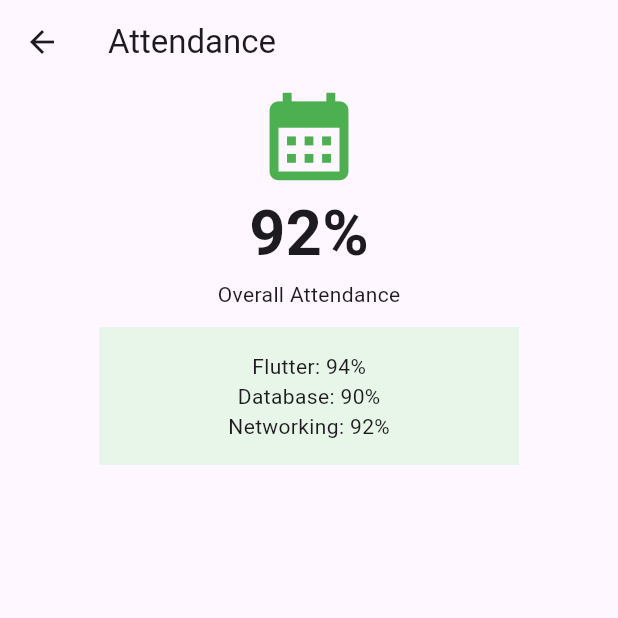
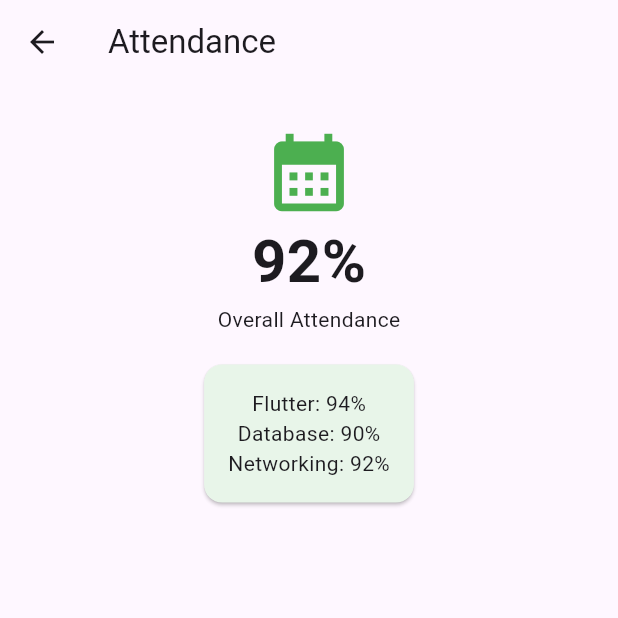
Before and after one commit to NetraChauhan/flutter_lab_sheet_4, a Flutter app: the Home screen opened directly, after a tap on "Attendance", on a phone screen of 412 x 824 dp, the top half of it. Run offline on Flutter 3.47's test engine with Material 3 defaults, Android fonts, the phone set to English and light mode, and no system bars.

Commit message:
Audit and improve program_25.dart

```diff
--- a/lib/program_25.dart
+++ b/lib/program_25.dart
@@ -1,50 +1,171 @@
-// 25. Student Management app: Home, Profile, Attendance and Result with navigation.
+// 25. Student Management app with Home, Profile, Attendance and Result screens.
 import 'package:flutter/material.dart';
 void main()=>runApp(const App());
+
 class App extends StatelessWidget{
   const App({super.key});
- Widget build(c)=>MaterialApp(debugShowCheckedModeBanner:false,theme:ThemeData(colorSchemeSeed:Colors.green,useMaterial3:true),home:const Home());
+  Widget build(c)=>MaterialApp(
+    debugShowCheckedModeBanner:false,
+    theme:ThemeData(colorSchemeSeed:Colors.green,useMaterial3:true),
+    home:const Home(),
+  );
 }
-void open(BuildContext c,Widget p)=>Navigator.push(c,MaterialPageRoute(builder:(_)=>p));
+
+void open(BuildContext c,Widget p)=>
+  Navigator.push(c,MaterialPageRoute(builder:(_)=>p));
+
 class Home extends StatelessWidget{
   const Home({super.key});
- Widget build(c)=>Scaffold(appBar:AppBar(title:const Text('Student Management'),centerTitle:true),body:SingleChildScrollView(padding:const EdgeInsets.all(24),child:Column(children:[
-  Container(width:double.infinity,padding:const EdgeInsets.all(20),decoration:BoxDecoration(color:Colors.green.shade50,borderRadius:BorderRadius.circular(18)),child:const Column(children:[
-   CircleAvatar(radius:38,child:Text('NC',style:TextStyle(fontSize:22,fontWeight:FontWeight.bold))),SizedBox(height:10),
-   Text('Netra Chauhan',style:TextStyle(fontSize:24,fontWeight:FontWeight.bold)),Text('BCA • 5th Semester • COER University')
-  ])),const SizedBox(height:18),
-  Row(children:[
-   Expanded(child:_Tile(Icons.person,'Profile',()=>open(c,const Profile()))),const SizedBox(width:12),
-   Expanded(child:_Tile(Icons.calendar_month,'Attendance',()=>open(c,const Attendance())))
-  ]),const SizedBox(height:12),
-  SizedBox(width:double.infinity,child:_Tile(Icons.grade,'Result',()=>open(c,const Result())))
- ])));
+
+  Widget build(c)=>Scaffold(
+    appBar:AppBar(title:const Text('Student Management'),centerTitle:true),
+    body:Align(
+      alignment:Alignment.topCenter,
+      child:Padding(
+        padding:const EdgeInsets.all(24),
+        child:SizedBox(
+          width:430,
+          child:Column(
+            crossAxisAlignment:CrossAxisAlignment.stretch,
+            children:[
+              Container(
+                padding:const EdgeInsets.all(18),
+                decoration:BoxDecoration(
+                  color:Colors.green.shade50,
+                  borderRadius:BorderRadius.circular(18),
+                ),
+                child:const Row(children:[
+                  CircleAvatar(radius:32,child:Text('AR')),
+                  SizedBox(width:14),
+                  Column(
+                    crossAxisAlignment:CrossAxisAlignment.start,
+                    children:[
+                      Text('Aiden Rowan',
+                        style:TextStyle(fontSize:22,fontWeight:FontWeight.bold)),
+                      Text('BCA • 5th Semester'),
+                    ],
+                  ),
+                ]),
+              ),
+              const SizedBox(height:18),
+              Card(
+                child:ListTile(
+                  leading:const Icon(Icons.person,color:Colors.green),
+                  title:const Text('Student Profile'),
+                  trailing:const Icon(Icons.arrow_forward_ios,size:17),
+                  onTap:()=>open(c,const Profile()),
+                ),
+              ),
+              Card(
+                child:ListTile(
+                  leading:const Icon(Icons.calendar_month,color:Colors.green),
+                  title:const Text('Attendance'),
+                  trailing:const Icon(Icons.arrow_forward_ios,size:17),
+                  onTap:()=>open(c,const Attendance()),
+                ),
+              ),
+              Card(
+                child:ListTile(
+                  leading:const Icon(Icons.grade,color:Colors.green),
+                  title:const Text('Result'),
+                  trailing:const Icon(Icons.arrow_forward_ios,size:17),
+                  onTap:()=>open(c,const Result()),
+                ),
+              ),
+            ],
+          ),
+        ),
+      ),
+    ),
+  );
 }
-class _Tile extends StatelessWidget{
- final IconData icon;final String text;final VoidCallback tap;
- const _Tile(this.icon,this.text,this.tap);
- Widget build(c)=>Card(child:InkWell(onTap:tap,borderRadius:BorderRadius.circular(12),child:Padding(padding:const EdgeInsets.all(20),child:Column(children:[Icon(icon,size:38,color:Colors.green),const SizedBox(height:6),Text(text,style:const TextStyle(fontWeight:FontWeight.bold))]))));
-}
+
 class Profile extends StatelessWidget{
   const Profile({super.key});
- Widget build(c)=>Scaffold(appBar:AppBar(title:const Text('Student Profile')),body:const Padding(padding:EdgeInsets.all(26),child:Column(crossAxisAlignment:CrossAxisAlignment.start,children:[
-  Center(child:CircleAvatar(radius:45,child:Text('NC',style:TextStyle(fontSize:24)))),SizedBox(height:16),
-  ListTile(leading:Icon(Icons.person),title:Text('Name'),subtitle:Text('Netra Chauhan')),
-  ListTile(leading:Icon(Icons.badge),title:Text('Roll Number'),subtitle:Text('243026210')),
-  ListTile(leading:Icon(Icons.school),title:Text('Course'),subtitle:Text('BCA • 5th Semester'))
- ])));
+  Widget build(c)=>Scaffold(
+    appBar:AppBar(title:const Text('Student Profile')),
+    body:const Align(
+      alignment:Alignment.topCenter,
+      child:Padding(
+        padding:EdgeInsets.all(26),
+        child:SizedBox(
+          width:400,
+          child:Column(children:[
+            CircleAvatar(radius:42,child:Text('AR')),
+            SizedBox(height:14),
+            ListTile(leading:Icon(Icons.person),title:Text('Name'),subtitle:Text('Aiden Rowan')),
+            ListTile(leading:Icon(Icons.badge),title:Text('Roll Number'),subtitle:Text('S204')),
+            ListTile(leading:Icon(Icons.school),title:Text('Course'),subtitle:Text('BCA • 5th Semester')),
+          ]),
+        ),
+      ),
+    ),
+  );
 }
+
 class Attendance extends StatelessWidget{
   const Attendance({super.key});
- Widget build(c)=>Scaffold(appBar:AppBar(title:const Text('Attendance')),body:Align(alignment:Alignment.topCenter,child:Column(mainAxisSize:MainAxisSize.min,children:[
-  const Icon(Icons.calendar_month,size:70,color:Colors.green),const Text('92%',style:TextStyle(fontSize:42,fontWeight:FontWeight.bold)),const Text('Overall Attendance'),const SizedBox(height:12),
-  Container(width:280,padding:const EdgeInsets.all(16),color:Colors.green.shade50,child:const Column(children:[Text('Flutter: 94%'),Text('Database: 90%'),Text('Networking: 92%')]))
- ])));
+  Widget build(c)=>Scaffold(
+    appBar:AppBar(title:const Text('Attendance')),
+    body:Align(
+      alignment:Alignment.topCenter,
+      child:Padding(
+        padding:const EdgeInsets.all(28),
+        child:SizedBox(
+          width:380,
+          child:Column(children:[
+            const Icon(Icons.calendar_month,size:62,color:Colors.green),
+            const Text('92%',
+              style:TextStyle(fontSize:40,fontWeight:FontWeight.bold)),
+            const Text('Overall Attendance'),
+            const SizedBox(height:16),
+            Card(
+              color:Colors.green.shade50,
+              child:const Padding(
+                padding:EdgeInsets.all(16),
+                child:Column(children:[
+                  Text('Flutter: 94%'),
+                  Text('Database: 90%'),
+                  Text('Networking: 92%'),
+                ]),
+              ),
+            ),
+          ]),
+        ),
+      ),
+    ),
+  );
 }
+
 class Result extends StatelessWidget{
   const Result({super.key});
- Widget build(c)=>Scaffold(appBar:AppBar(title:const Text('Result')),body:Align(alignment:Alignment.topCenter,child:Card(child:Padding(padding:const EdgeInsets.all(24),child:Column(mainAxisSize:MainAxisSize.min,children:[
-  const Icon(Icons.emoji_events,size:65,color:Colors.amber),const Text('PASS',style:TextStyle(fontSize:30,fontWeight:FontWeight.bold,color:Colors.green)),const SizedBox(height:8),
-  const Text('Total: 258 / 300'),const Text('Percentage: 86.00%'),const Text('Grade: A')
- ])))));
+  Widget build(c)=>Scaffold(
+    appBar:AppBar(title:const Text('Result')),
+    body:Align(
+      alignment:Alignment.topCenter,
+      child:Padding(
+        padding:const EdgeInsets.all(28),
+        child:SizedBox(
+          width:380,
+          child:Card(
+            child:Padding(
+              padding:const EdgeInsets.all(22),
+              child:Column(
+                mainAxisSize:MainAxisSize.min,
+                children:const[
+                  Icon(Icons.emoji_events,size:58,color:Colors.amber),
+                  Text('PASS',
+                    style:TextStyle(fontSize:28,fontWeight:FontWeight.bold,color:Colors.green)),
+                  SizedBox(height:10),
+                  Text('Total: 258 / 300'),
+                  Text('Percentage: 86.00%'),
+                  Text('Grade: A'),
+                ],
+              ),
+            ),
+          ),
+        ),
+      ),
+    ),
+  );
 }
```
Lines whose indentation alone changed are shown as unchanged.
